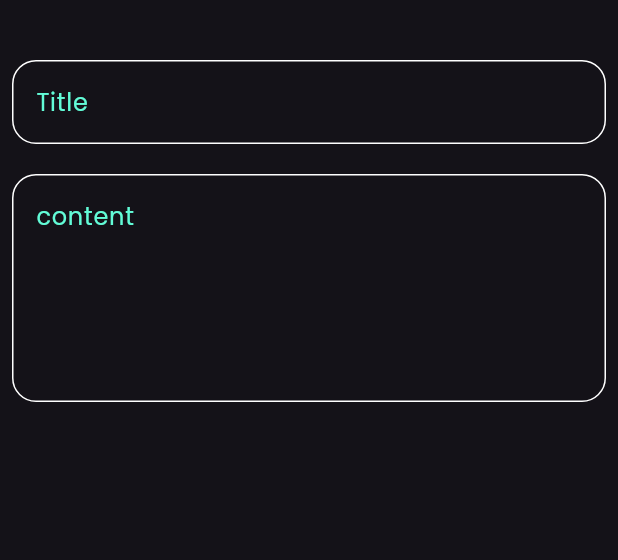
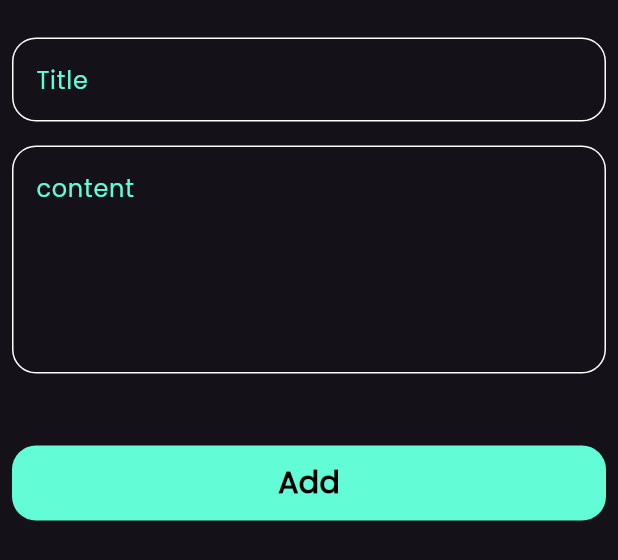
Before and after one commit to mohamed0hamed/notes_app, a Flutter app: the AddNoteBottomSheet widget shown alone on an empty page, opened directly, on a phone screen of 412 x 824 dp. Shown: the top 560 px of the screen. Run offline on Flutter 3.47's test engine with Material 3 defaults, Android fonts, the phone set to English and light mode, and no system bars; our stand-ins replace font_awesome_flutter.

Commit message:
finish notes botton sheet

```diff
--- a/lib/views/widgets/add_note_bottom_sheet.dart
+++ b/lib/views/widgets/add_note_bottom_sheet.dart
@@ -1,4 +1,5 @@
 import 'package:flutter/material.dart';
+import 'package:notes_app/views/widgets/custom_button.dart';
 import 'package:notes_app/views/widgets/custom_text_field.dart';
 
 class AddNoteBottomSheet extends StatelessWidget {
@@ -8,20 +9,25 @@ class AddNoteBottomSheet extends StatelessWidget {
   Widget build(BuildContext context) {
     return Padding(
       padding: const EdgeInsets.symmetric(horizontal: 8),
+      child: SingleChildScrollView(
         child: Column(
           children: [
-          SizedBox(
-            height: 40,
-          ),
+            SizedBox(height: 25,),
             CustomTextField(
               hintText: 'Title',
             ),
-           SizedBox(height: 20,),
+             SizedBox(height: 16,),
              CustomTextField(
               hintText: 'content',
               maxlines: 5,
             ),
+            SizedBox(height: 48,),
+            CustomButton(
+              hintButton: 'Add',
+            ),
+            SizedBox(height: 25,)
           ],
+        ),
       ),
     );
   }
--- /dev/null
+++ b/lib/views/widgets/custom_button.dart
@@ -0,0 +1,28 @@
+import 'package:flutter/material.dart';
+import 'package:notes_app/views/widgets/constants.dart';
+class CustomButton extends StatelessWidget {
+   CustomButton({super.key, this.hintButton , this.onTap});
+String? hintButton;
+VoidCallback? onTap;
+  @override
+  Widget build(BuildContext context) {
+    return  GestureDetector(
+      onTap: onTap,
+      child: Container(
+                decoration: BoxDecoration(
+                  borderRadius: BorderRadius.circular(16),
+                  color: KprimaryColor
+                ),
+                width: MediaQuery.of(context).size.width,
+                height: 50,
+                child: Center(child: Text('$hintButton',
+                style: TextStyle(
+                  fontSize: 20,
+                  fontWeight: FontWeight.bold,
+                  color: Colors.black
+                ),
+                )),
+              ),
+    );
+  }
+}
```
Lines whose indentation alone changed are shown as unchanged.
